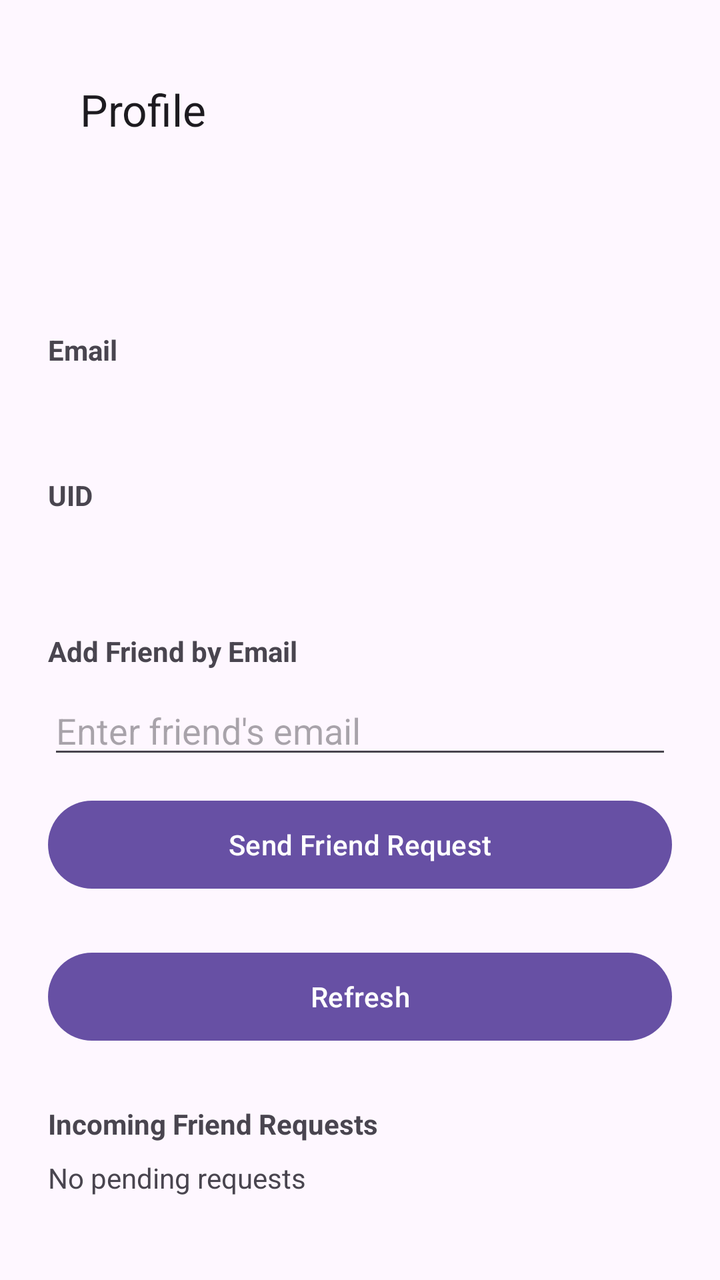
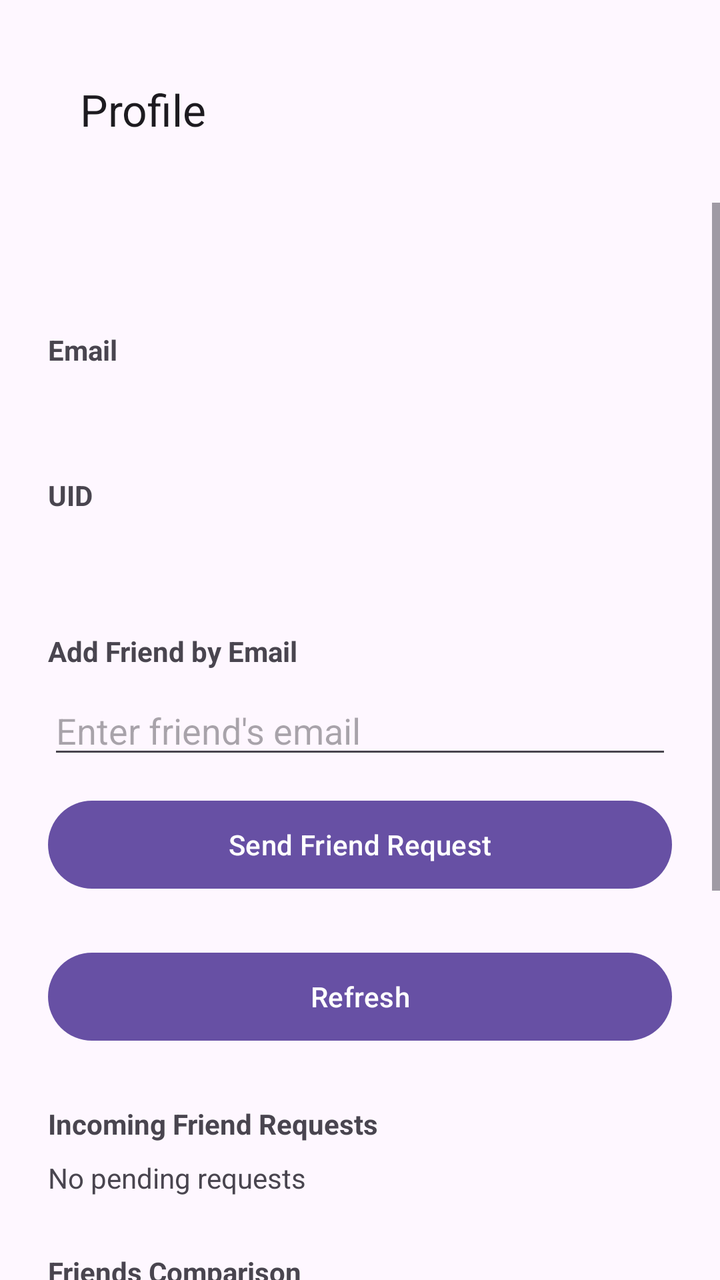

An Android layout rendered at two revisions. The XML below is the earlier revision; the diff shows what the commit changed to produce the second picture.
<!-- AndroidManifest.xml: application theme Theme.SmartStudyTimer -->
<!-- res/layout/fragment_profile.xml -->
<?xml version="1.0" encoding="utf-8"?>
<LinearLayout xmlns:android="http://schemas.android.com/apk/res/android"
    xmlns:app="http://schemas.android.com/apk/res-auto"
    android:layout_width="match_parent"
    android:layout_height="match_parent"
    android:orientation="vertical">

    
    <com.google.android.material.appbar.MaterialToolbar
        android:id="@+id/topAppBar"
        android:layout_width="match_parent"
        android:layout_height="wrap_content"
        android:padding="36dp"
        app:title="Profile" />

    <LinearLayout
        android:layout_width="match_parent"
        android:layout_height="0dp"
        android:layout_weight="1"
        android:gravity="top"
        android:padding="24dp"
        android:orientation="vertical">

        <TextView
            android:id="@+id/profileEmailLabel"
            android:layout_width="match_parent"
            android:layout_height="wrap_content"
            android:layout_marginTop="40dp"
            android:text="@string/profile_email_label"
            android:textStyle="bold" />

        <TextView
            android:id="@+id/profileEmailText"
            android:layout_width="match_parent"
            android:layout_height="wrap_content"
            android:layout_marginTop="8dp"
            android:textSize="16sp" />

        <TextView
            android:id="@+id/profileUidLabel"
            android:layout_width="match_parent"
            android:layout_height="wrap_content"
            android:layout_marginTop="24dp"
            android:text="@string/profile_uid_label"
            android:textStyle="bold" />

        <TextView
            android:id="@+id/profileUidText"
            android:layout_width="match_parent"
            android:layout_height="wrap_content"
            android:layout_marginTop="8dp"
            android:textSize="14sp" />

        <TextView
            android:id="@+id/addFriendLabel"
            android:layout_width="match_parent"
            android:layout_height="wrap_content"
            android:layout_marginTop="32dp"
            android:text="Add Friend by Email"
            android:textStyle="bold" />

        <EditText
            android:id="@+id/inputFriendEmail"
            android:layout_width="match_parent"
            android:layout_height="wrap_content"
            android:layout_marginTop="8dp"
            android:hint="Enter friend's email"
            android:inputType="textEmailAddress" />

        <Button
            android:id="@+id/btnSendFriendRequest"
            style="@style/Widget.Material3.Button"
            android:layout_width="match_parent"
            android:layout_height="52dp"
            android:layout_marginTop="12dp"
            android:text="Send Friend Request" />

        <Button
            android:id="@+id/btnRefreshProfile"
            style="@style/Widget.Material3.Button"
            android:layout_width="match_parent"
            android:layout_height="52dp"
            android:layout_marginTop="24dp"
            android:text="Refresh" />

        <TextView
            android:id="@+id/incomingRequestsLabel"
            android:layout_width="match_parent"
            android:layout_height="wrap_content"
            android:layout_marginTop="28dp"
            android:text="Incoming Friend Requests"
            android:textStyle="bold" />

        <TextView
            android:id="@+id/tvIncomingRequests"
            android:layout_width="match_parent"
            android:layout_height="wrap_content"
            android:layout_marginTop="8dp"
            android:text="No pending requests"
            android:textSize="14sp" />

        <TextView
            android:id="@+id/friendsComparisonLabel"
            android:layout_width="match_parent"
            android:layout_height="wrap_content"
            android:layout_marginTop="28dp"
            android:text="Friends Comparison"
            android:textStyle="bold" />

        <TextView
            android:id="@+id/tvFriendsComparison"
            android:layout_width="match_parent"
            android:layout_height="wrap_content"
            android:layout_marginTop="8dp"
            android:text="No friends yet"
            android:textSize="14sp" />

        <Button
            android:id="@+id/signOutButton"
            style="@style/Widget.Material3.Button"
            android:layout_width="match_parent"
            android:layout_height="52dp"
            android:layout_marginTop="36dp"
            android:text="@string/sign_out" />

    </LinearLayout>

</LinearLayout>
<!-- resources referenced by this layout -->
<resources>
  <string name="profile_email_label">Email</string>
  <string name="profile_uid_label">UID</string>
  <string name="sign_out">Sign out</string>
  <style name="Theme.SmartStudyTimer" parent="Theme.Material3.DayNight.NoActionBar">
          <item name="android:statusBarColor">@android:color/transparent</item>
          <item name="android:windowLightStatusBar">true</item>
      </style>
</resources>

<!-- the commit's change to res/layout/fragment_profile.xml (unified diff, before → after) -->
@@ -5,7 +5,6 @@
     android:layout_height="match_parent"
     android:orientation="vertical">
 
-    
     <com.google.android.material.appbar.MaterialToolbar
         android:id="@+id/topAppBar"
         android:layout_width="match_parent"
@@ -13,116 +12,145 @@
         android:padding="36dp"
         app:title="Profile" />
 
-    <LinearLayout
+    <ScrollView
         android:layout_width="match_parent"
         android:layout_height="0dp"
-        android:layout_weight="1"
-        android:gravity="top"
-        android:padding="24dp"
-        android:orientation="vertical">
+        android:layout_weight="1">
 
-        <TextView
-            android:id="@+id/profileEmailLabel"
+        <LinearLayout
             android:layout_width="match_parent"
             android:layout_height="wrap_content"
-            android:layout_marginTop="40dp"
-            android:text="@string/profile_email_label"
-            android:textStyle="bold" />
+            android:gravity="top"
+            android:orientation="vertical"
+            android:padding="24dp">
 
-        <TextView
-            android:id="@+id/profileEmailText"
-            android:layout_width="match_parent"
-            android:layout_height="wrap_content"
-            android:layout_marginTop="8dp"
-            android:textSize="16sp" />
+            <TextView
+                android:id="@+id/profileEmailLabel"
+                android:layout_width="match_parent"
+                android:layout_height="wrap_content"
+                android:layout_marginTop="40dp"
+                android:text="@string/profile_email_label"
+                android:textStyle="bold" />
 
-        <TextView
-            android:id="@+id/profileUidLabel"
-            android:layout_width="match_parent"
-            android:layout_height="wrap_content"
-            android:layout_marginTop="24dp"
-            android:text="@string/profile_uid_label"
-            android:textStyle="bold" />
+            <TextView
+                android:id="@+id/profileEmailText"
+                android:layout_width="match_parent"
+                android:layout_height="wrap_content"
+                android:layout_marginTop="8dp"
+                android:textSize="16sp" />
 
-        <TextView
-            android:id="@+id/profileUidText"
-            android:layout_width="match_parent"
-            android:layout_height="wrap_content"
-            android:layout_marginTop="8dp"
-            android:textSize="14sp" />
+            <TextView
+                android:id="@+id/profileUidLabel"
+                android:layout_width="match_parent"
+                android:layout_height="wrap_content"
+                android:layout_marginTop="24dp"
+                android:text="@string/profile_uid_label"
+                android:textStyle="bold" />
 
-        <TextView
-            android:id="@+id/addFriendLabel"
-            android:layout_width="match_parent"
-            android:layout_height="wrap_content"
-            android:layout_marginTop="32dp"
-            android:text="Add Friend by Email"
-            android:textStyle="bold" />
+            <TextView
+                android:id="@+id/profileUidText"
+                android:layout_width="match_parent"
+                android:layout_height="wrap_content"
+                android:layout_marginTop="8dp"
+                android:textSize="14sp" />
 
-        <EditText
-            android:id="@+id/inputFriendEmail"
-            android:layout_width="match_parent"
-            android:layout_height="wrap_content"
-            android:layout_marginTop="8dp"
-            android:hint="Enter friend's email"
-            android:inputType="textEmailAddress" />
+            <TextView
+                android:id="@+id/addFriendLabel"
+                android:layout_width="match_parent"
+                android:layout_height="wrap_content"
+                android:layout_marginTop="32dp"
+                android:text="Add Friend by Email"
+                android:textStyle="bold" />
 
-        <Button
-            android:id="@+id/btnSendFriendRequest"
-            style="@style/Widget.Material3.Button"
-            android:layout_width="match_parent"
-            android:layout_height="52dp"
-            android:layout_marginTop="12dp"
-            android:text="Send Friend Request" />
+            <EditText
+                android:id="@+id/inputFriendEmail"
+                android:layout_width="match_parent"
+                android:layout_height="wrap_content"
+                android:layout_marginTop="8dp"
+                android:hint="Enter friend's email"
+                android:inputType="textEmailAddress" />
 
-        <Button
-            android:id="@+id/btnRefreshProfile"
-            style="@style/Widget.Material3.Button"
-            android:layout_width="match_parent"
-            android:layout_height="52dp"
-            android:layout_marginTop="24dp"
-            android:text="Refresh" />
+            <Button
+                android:id="@+id/btnSendFriendRequest"
+                style="@style/Widget.Material3.Button"
+                android:layout_width="match_parent"
+                android:layout_height="52dp"
+                android:layout_marginTop="12dp"
+                android:text="Send Friend Request" />
 
-        <TextView
-            android:id="@+id/incomingRequestsLabel"
-            android:layout_width="match_parent"
-            android:layout_height="wrap_content"
-            android:layout_marginTop="28dp"
-            android:text="Incoming Friend Requests"
-            android:textStyle="bold" />
+            <Button
+                android:id="@+id/btnRefreshProfile"
+                style="@style/Widget.Material3.Button"
+                android:layout_width="match_parent"
+                android:layout_height="52dp"
+                android:layout_marginTop="24dp"
+                android:text="Refresh" />
 
-        <TextView
-            android:id="@+id/tvIncomingRequests"
-            android:layout_width="match_parent"
-            android:layout_height="wrap_content"
-            android:layout_marginTop="8dp"
-            android:text="No pending requests"
-            android:textSize="14sp" />
+            <TextView
+                android:id="@+id/incomingRequestsLabel"
+                android:layout_width="match_parent"
+                android:layout_height="wrap_content"
+                android:layout_marginTop="28dp"
+                android:text="Incoming Friend Requests"
+                android:textStyle="bold" />
 
-        <TextView
-            android:id="@+id/friendsComparisonLabel"
-            android:layout_width="match_parent"
-            android:layout_height="wrap_content"
-            android:layout_marginTop="28dp"
-            android:text="Friends Comparison"
-            android:textStyle="bold" />
+            <TextView
+                android:id="@+id/tvIncomingRequests"
+                android:layout_width="match_parent"
+                android:layout_height="wrap_content"
+                android:layout_marginTop="8dp"
+                android:text="No pending requests"
+                android:textSize="14sp" />
 
-        <TextView
-            android:id="@+id/tvFriendsComparison"
-            android:layout_width="match_parent"
-            android:layout_height="wrap_content"
-            android:layout_marginTop="8dp"
-            android:text="No friends yet"
-            android:textSize="14sp" />
+            <TextView
+                android:id="@+id/friendsComparisonLabel"
+                android:layout_width="match_parent"
+                android:layout_height="wrap_content"
+                android:layout_marginTop="28dp"
+                android:text="Friends Comparison"
+                android:textStyle="bold" />
 
-        <Button
-            android:id="@+id/signOutButton"
-            style="@style/Widget.Material3.Button"
-            android:layout_width="match_parent"
-            android:layout_height="52dp"
-            android:layout_marginTop="36dp"
-            android:text="@string/sign_out" />
+            <TextView
+                android:id="@+id/tvFriendsComparison"
+                android:layout_width="match_parent"
+                android:layout_height="wrap_content"
+                android:layout_marginTop="8dp"
+                android:text="No friends yet"
+                android:textSize="14sp" />
 
-    </LinearLayout>
+            <TextView
+                android:id="@+id/removeFriendLabel"
+                android:layout_width="match_parent"
+                android:layout_height="wrap_content"
+                android:layout_marginTop="28dp"
+                android:text="Remove Friend by Email"
+                android:textStyle="bold" />
+
+            <EditText
+                android:id="@+id/inputRemoveFriendEmail"
+                android:layout_width="match_parent"
+                android:layout_height="wrap_content"
+                android:layout_marginTop="8dp"
+                android:hint="Enter friend's email"
+                android:inputType="textEmailAddress" />
+
+            <Button
+                android:id="@+id/btnRemoveFriend"
+                style="@style/Widget.Material3.Button"
+                android:layout_width="match_parent"
+                android:layout_height="52dp"
+                android:layout_marginTop="12dp"
+                android:text="Remove Friend" />
+
+            <Button
+                android:id="@+id/signOutButton"
+                style="@style/Widget.Material3.Button"
+                android:layout_width="match_parent"
+                android:layout_height="52dp"
+                android:layout_marginTop="36dp"
+                android:text="@string/sign_out" />
+
+        </LinearLayout>
+    </ScrollView>
 
 </LinearLayout>
